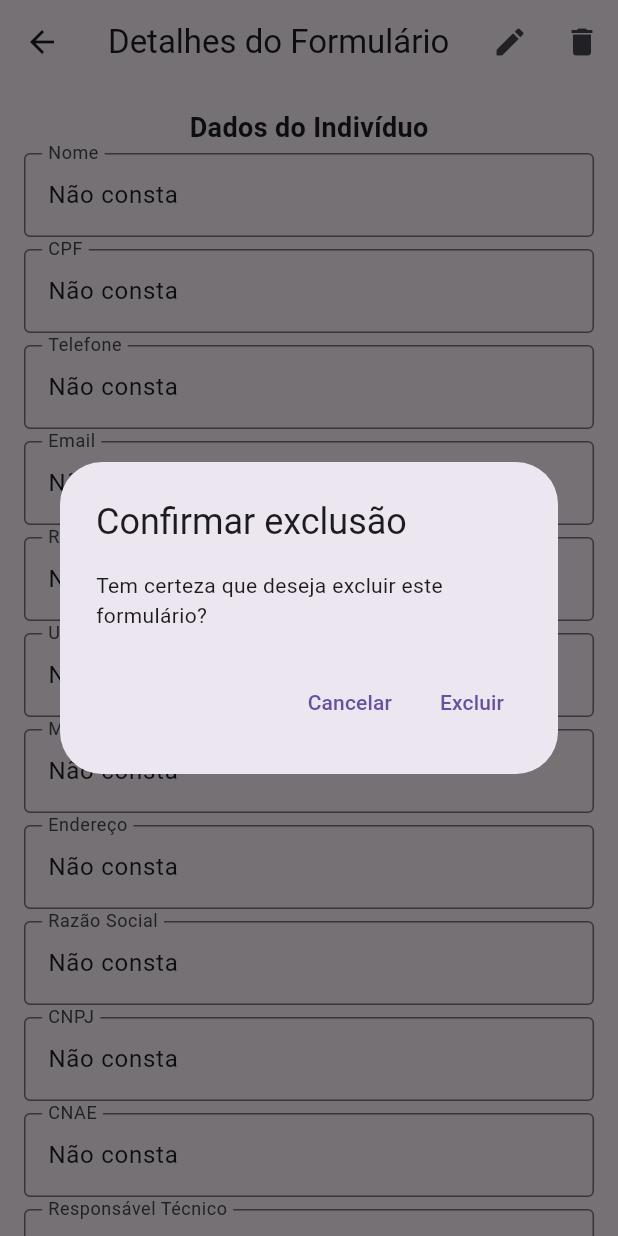
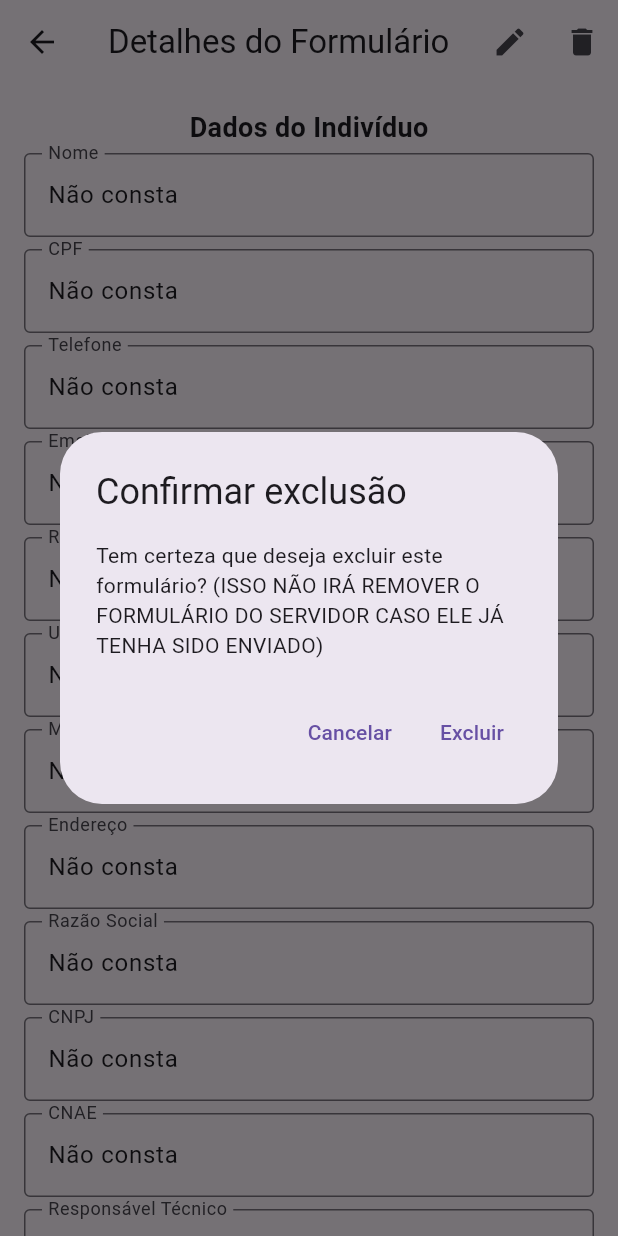
Before and after one commit to AndreSiF/projeto_integrador_mobile, a Flutter app: the VisualizarFormularioPage screen opened directly with empty values, after a tap on the "delete" icon, on a phone screen of 412 x 824 dp. Run offline on Flutter 3.47's test engine with Material 3 defaults, Android fonts, the phone set to English and light mode, and no system bars; our stand-ins replace mask_text_input_formatter, sqflite; accounts and stored records are empty.

Commit message:
finished
finalizado o protótipo final da cadeira do projeto integrador

```diff
--- a/lib/pages/form/cultivo_producao.dart
+++ b/lib/pages/form/cultivo_producao.dart
@@ -116,6 +116,7 @@ class _CultivoProducaoPageState extends State<CultivoProducaoPage> {
         areaRaceway: double.tryParse(_areaRacewayController.text),
         areaFormaJovem: double.tryParse(_areaJovProdController.text),
         hasResponsavelTecnico: widget.formulario.hasResponsavelTecnico,
+        hasCar: widget.formulario.hasCar,
         hasDap: widget.formulario.hasDap,
         hasLicencaAmbiental: widget.formulario.hasLicencaAmbiental,
         hasOutorga: widget.formulario.hasOutorga,
--- a/lib/pages/form/ident_empre_page.dart
+++ b/lib/pages/form/ident_empre_page.dart
@@ -67,6 +67,7 @@ class _IdentEmprePageState extends State<IdentEmprePage> {
         oesa: int.tryParse(_oesaController.text),
         atendimentosAno: int.tryParse(_atendAnoController.text),
         hasResponsavelTecnico: _hasRespTecnico,
+        hasCar: _hasCAR,
         hasDap: _hasDAP,
         hasLicencaAmbiental: _hasLicencaAmb,
         hasOutorga: _hasOutorga,
--- a/lib/pages/form/info_comerciais_page.dart
+++ b/lib/pages/form/info_comerciais_page.dart
@@ -126,6 +126,7 @@ class _InformacoesComerciaisPageState extends State<InformacoesComerciaisPage> {
         hasLicencaAmbiental: widget.formulario.hasLicencaAmbiental,
         hasOutorga: widget.formulario.hasOutorga,
         hasCtf: widget.formulario.hasCtf,
+        hasCar: widget.formulario.hasCar,
         hasOesa: widget.formulario.hasOesa,
         hasAssistenciaTecnica: widget.formulario.hasAssistenciaTecnica,
         hasViveiro: widget.formulario.hasViveiro,
@@ -285,7 +286,7 @@ class _InformacoesComerciaisPageState extends State<InformacoesComerciaisPage> {
                               CampoForm(label: "[Estado de Origem do Fornecedor]", value: "", controller: comercializacaoEspecie.ufOrigemController, required: true, isEnabled: true, mask: null, lenght: 2, inputType: InputType.TEXT),
                               CampoForm(label: "[Espécie Digitada]", value: "", controller: comercializacaoEspecie.especieController, required: true, isEnabled: true, mask: null, lenght: null, inputType: InputType.TEXT),
                               CampoForm(label: "[Produção Comercializada (kg)]", value: "", controller: comercializacaoEspecie.producaoKgController, required: true, isEnabled: true, mask: null, lenght: null, inputType: InputType.DECIMAL),
-                              CampoForm(label: "[Quantidade Digitada]", value: "", controller: comercializacaoEspecie.quantidadeController, required: true, isEnabled: true, mask: null, lenght: 2, inputType: InputType.INTEGER),
+                              CampoForm(label: "[Quantidade Digitada]", value: "", controller: comercializacaoEspecie.quantidadeController, required: true, isEnabled: true, mask: null, lenght: null, inputType: InputType.INTEGER),
                               CampoForm(label: "[Preço Médio]", value: "", controller: comercializacaoEspecie.precoMedioController, required: true, isEnabled: true, mask: null, lenght: null, inputType: InputType.DECIMAL),
                               const SizedBox(height: 8),
                               Align(
--- a/lib/pages/form/visualizar_formulario.dart
+++ b/lib/pages/form/visualizar_formulario.dart
@@ -270,7 +270,7 @@ class _VisualizarFormularioPageState extends State<VisualizarFormularioPage> {
       context: context,
       builder: (context) => AlertDialog(
         title: const Text('Confirmar exclusão'),
-        content: const Text('Tem certeza que deseja excluir este formulário?'),
+        content: const Text('Tem certeza que deseja excluir este formulário? (ISSO NÃO IRÁ REMOVER O FORMULÁRIO DO SERVIDOR CASO ELE JÁ TENHA SIDO ENVIADO)'),
         actions: [
           TextButton(
             child: const Text('Cancelar'),
```
